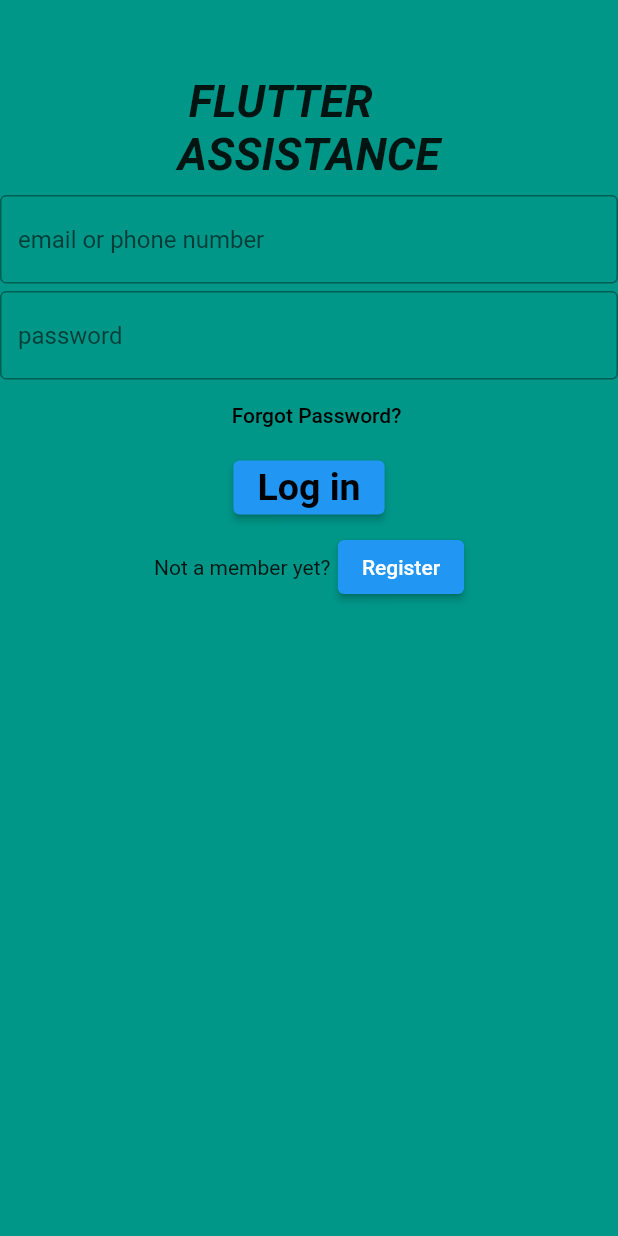
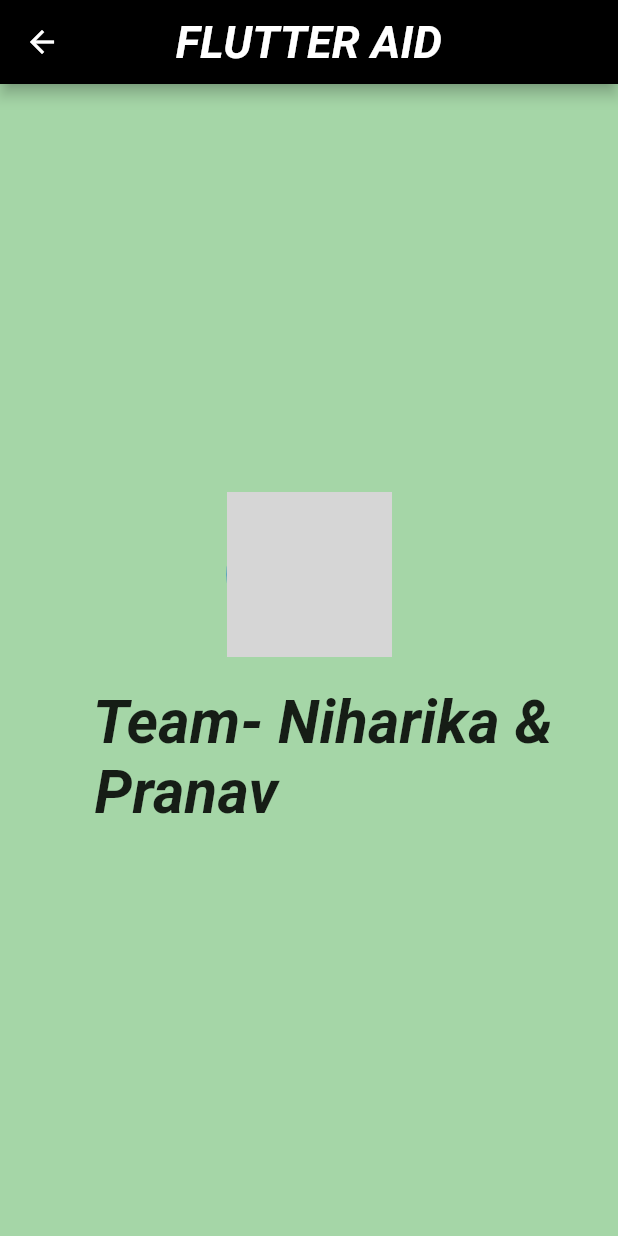
Before and after one commit to Chintha-Niharika/Project1, a Flutter app: the screen it shows after launch, after a tap on "Log in", on a phone screen of 412 x 824 dp. Run offline on Flutter 3.47's test engine with Material 2 defaults, Android fonts, the phone set to English and light mode, and no system bars; network calls fail; grey boxes are pictures that could not be loaded.

Commit message:
https://github.com/Chintha-Niharika/PROJECT

```diff
--- /dev/null
+++ b/lib/MainScreen.dart
@@ -0,0 +1,130 @@
+import'package:flutter/material.dart';
+import 'DetailsPage.dart';
+import 'ProfilePage.dart';
+import 'RegisterPage.dart';
+class MainScreen extends StatelessWidget {
+  const MainScreen({Key? key}) : super(key: key);
+
+  @override
+  Widget build(BuildContext context) {
+    return SafeArea(
+      child: Scaffold(
+        backgroundColor: Colors.teal,
+        appBar: AppBar(
+          centerTitle: true,
+          title: Text(
+              'FLUTTER AID',
+          style: TextStyle(
+            fontSize: 30,
+            fontStyle: FontStyle.italic,
+            fontWeight: FontWeight.bold,
+          ),
+          ),
+        ),
+          body: Column(
+            mainAxisAlignment: MainAxisAlignment.center,
+              children: [
+                Container(
+                  margin: EdgeInsets.only(right: 220),
+                  child: Text(
+                      "HELLO \nTHERE.",
+                  style: TextStyle(
+                    fontWeight: FontWeight.bold,
+                    fontSize: 45,
+                    color: Colors.black,
+                  ),),
+                ),
+                   SizedBox(
+                     height: 10,
+                   ),
+                TextField(
+                      decoration: InputDecoration(
+                        border: OutlineInputBorder(),
+            hintText: 'email or phone number',
+                        )
+                      ),
+
+
+      SizedBox(
+      height: 10.0,
+      ),
+      TextField(
+        obscureText: true,
+      decoration: InputDecoration(
+      border: OutlineInputBorder(),
+      hintText: 'password',
+      )
+      ),
+                Container(
+                  margin: EdgeInsets.only(left: 220),
+                  child: FlatButton(onPressed:(){
+                    Navigator.push(context,
+                    MaterialPageRoute(builder: (context) => DetailsPage()),
+                    );
+                    },
+                      child: Text(
+                        'Forgot Password?',
+                        style: TextStyle(
+                          fontWeight: FontWeight.bold,
+                        ),
+                      ),
+                  ),
+                ),
+                Container(
+                  height: 40,
+                  width: 100,
+                  child: ElevatedButton(
+                    onPressed:(){
+                      Navigator.push(context,
+                        MaterialPageRoute(builder: (context) => ProfilePage()),
+                      );
+                    },
+                    child: Text(
+                      'Log in',
+                      style: TextStyle(
+                        fontWeight: FontWeight.bold,
+                      ),
+                    ),
+                  ),
+                ),
+                SizedBox(
+                  height: 20,
+                ),
+                Container(
+                  margin: EdgeInsets.only(left: 70),
+                  child: Row(
+                    children: [
+                      Text(
+                        'Not a member yet?',
+                        style: TextStyle(
+                          color: Colors.grey[900],
+                          fontWeight: FontWeight.bold
+                        ),
+                      ),
+                      SizedBox(
+                        width: 10,
+                      ),
+                      ElevatedButton(
+                        onPressed:(){
+                          Navigator.push(context,
+                            MaterialPageRoute(builder: (context) => RegisterPage()),
+                          );
+                        },
+                        child: Text(
+                          'Register',
+                          style: TextStyle(
+                            fontWeight: FontWeight.bold,
+                          ),
+                        ),
+                      ),
+
+                    ],
+                  ),
+                )
+            ],
+    ),
+          ),
+
+    );
+  }
+}
--- /dev/null
+++ b/lib/ProfilePage.dart
@@ -0,0 +1,45 @@
+import 'package:flutter/material.dart';
+class ProfilePage extends StatelessWidget {
+  const ProfilePage({Key? key}) : super(key: key);
+
+  @override
+  Widget build(BuildContext context) {
+    return Scaffold(
+      backgroundColor: Colors.green[200],
+        appBar: AppBar(
+        centerTitle: true,
+        title: Text(
+        'FLUTTER AID',
+        style: TextStyle(
+        fontSize: 30,
+        fontStyle: FontStyle.italic,
+        fontWeight: FontWeight.bold,
+    ),
+    ),
+    ),
+      body: Center(
+        child: Column(
+          mainAxisAlignment: MainAxisAlignment.center,
+          children: [
+            CircleAvatar(
+              radius: 55,
+              backgroundImage: NetworkImage("https://encrypted-tbn0.gstatic.com/images?q=tbn:ANd9GcRthh3aNwknzeocXnKwTlM56deExKTm53bHNg&usqp=CAU"),
+            ),
+            SizedBox(
+              height: 20,
+            ),
+            Text(
+              "   Team- Niharika & \n   Pranav",
+              style: TextStyle(
+                fontSize: 40,
+                fontStyle: FontStyle.italic,
+                fontWeight: FontWeight.bold,
+              ),
+            ),
+          ],
+        ),
+      ),
+
+    );
+  }
+}
--- a/lib/main.dart
+++ b/lib/main.dart
@@ -1,5 +1,5 @@
-import 'package:flutter/cupertino.dart';
 import 'package:flutter/material.dart';
+import 'MainScreen.dart';
 
 void main() => runApp(MyApp());
 
@@ -7,96 +7,11 @@ class MyApp extends StatelessWidget {
   @override
   Widget build(BuildContext context) {
     return MaterialApp(
-
-        home: SafeArea(
-          child: Scaffold(
-            backgroundColor: Colors.teal,
-            body: Column(
-              children: [
-                Container(
-                  margin: EdgeInsets.only(top:50),
-                child: Text(" FLUTTER \n"
-                    'ASSISTANCE',
-                  style: TextStyle(
-                    fontSize: 30,
-                    fontWeight: FontWeight.bold,
-                    fontStyle: FontStyle.italic,
-                  ),
-                ),
-                ),
-                SizedBox(
-                  height: 10.0,
-                ),
-
-                TextField(
-                  //obscureText: true,
-                  decoration: InputDecoration(
-                    border: OutlineInputBorder(),
-                    hintText: 'email or phone number',
-                  ),
-                ),
-                SizedBox(
-                  height: 5.0,
-                ),
-                TextField(
-                  obscureText: true,
-                  decoration: InputDecoration(
-                    //icon: Icon(Icons.remove_red_eye_rounded),
-                    border: OutlineInputBorder(),
-                    hintText: 'password',
-                  ),
-                ),
-
-                Container(
-                  margin: EdgeInsetsDirectional.only(start: 10),
-                  child: TextButton(onPressed:(){
-                    print('Redirected to Forgot password page');
-
-                  },
-                      child: Text(
-                          'Forgot Password?',
-                        style: TextStyle(
-                          color: Colors.black,
-                        ),
-                     ),
-                  ),
-                ),
-                SizedBox(
-                  width: 5.0,
-                ),
-                ElevatedButton(onPressed:(){
-                  print('Logged in to account');
-                  },
-                    child: Text("Log in",
-                      style: TextStyle(
-                        fontWeight: FontWeight.bold,
-                        fontSize: 25.0,
-                        color: Colors.black,
-                      ),
-                        ),
-                ),
-                 SizedBox(
-                   height: 5,
-                 ),
-                 Row(
-                  mainAxisAlignment: MainAxisAlignment.center,
-    children: [
-      Text('Not a member yet?'),
-    SizedBox(
-    width: 5.0,
-    ),
-       ElevatedButton(
-      onPressed:(){
-        print('Redirected to Register page');
-      },
-      child: Text('Register'),
-       ),
-    ],
-                ),
-            ],
-          ),
+      title: 'Project1',
+      theme: ThemeData(
+        primaryColor: Colors.black,
       ),
-    ),
+        home:MainScreen(),
     );
   }
 }
--- a/pubspec.yaml
+++ b/pubspec.yaml
@@ -45,9 +45,8 @@ flutter:
   uses-material-design: true
 
   # To add assets to your application, add an assets section, like this:
-  # assets:
-  #   - images/a_dot_burr.jpeg
-  #   - images/a_dot_ham.jpeg
+
+
 
   # An image asset can refer to one or more resolution-specific "variants", see
   # https://flutter.dev/assets-and-images/#resolution-aware.
```
Also changed, not shown: lib/CodeVerificationPage.dart (added, +118 -0 lines), lib/CreateNewPass.dart (added, +65 -0 lines), lib/DetailsPage.dart (added, +76 -0 lines), lib/RegisterPage.dart (added, +101 -0 lines).
